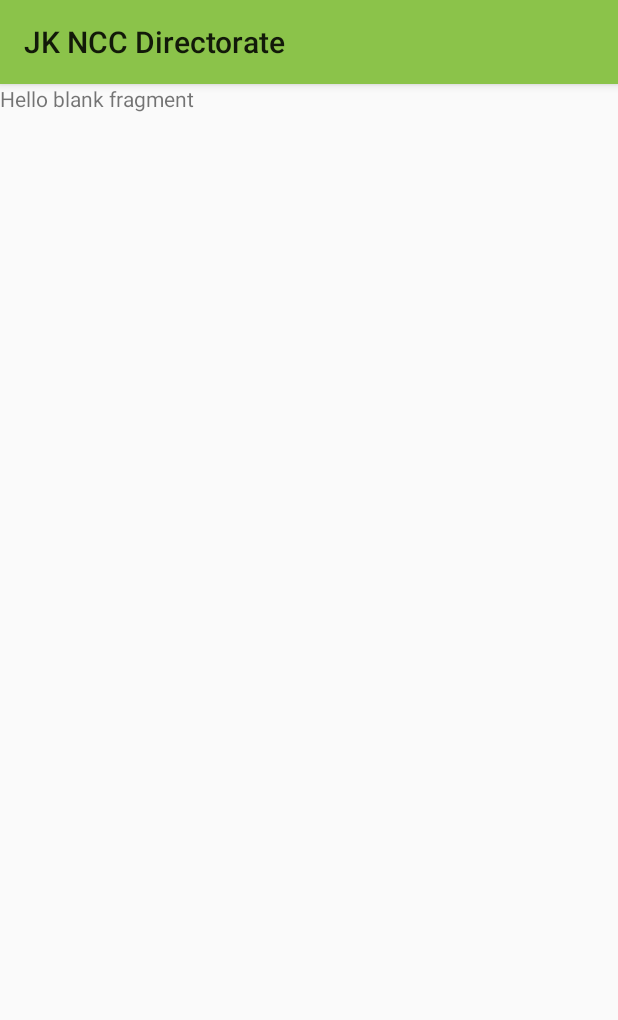
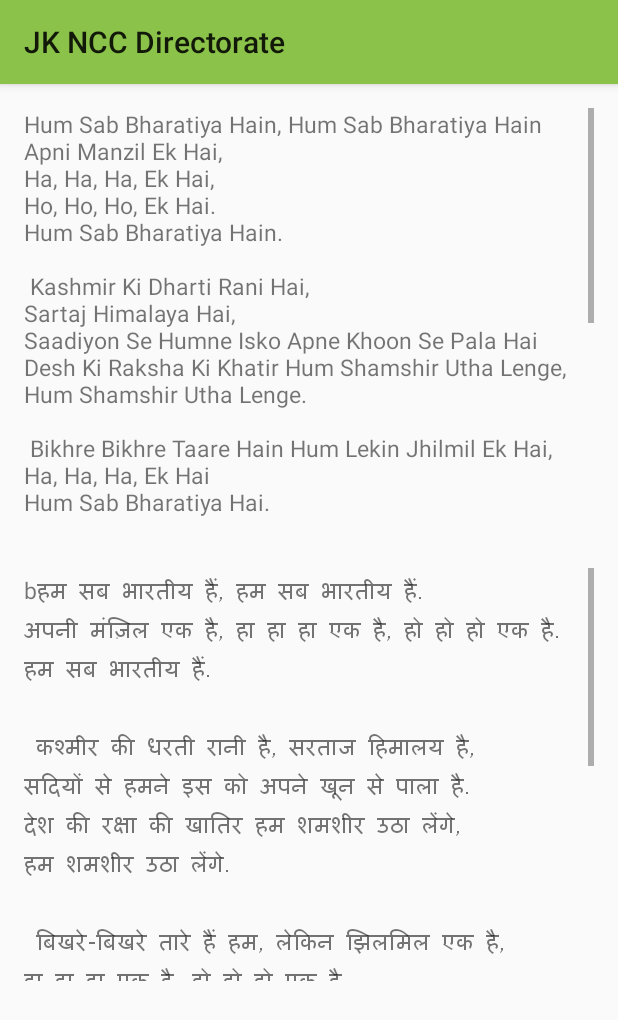
Before and after one commit to Gamingdronzz/JKNCCDirectorate, an Android app: the fragment SongFragment shown on its own in the app's theme, on a phone screen of 412 x 824 dp. Shown: the top 1020 px of the screen. Run offline under Robolectric (Android 15) with nearby library versions, the phone set to English and light mode, and no system bars; 2 statements that could not run were skipped.

Commit message:
Aim and Song added

```diff
--- a/app/src/main/java/com/jknccdirectorate/Fragment/SongFragment.java
+++ b/app/src/main/java/com/jknccdirectorate/Fragment/SongFragment.java
@@ -1,11 +1,14 @@
 package com.jknccdirectorate.Fragment;
 
 
+import android.graphics.Typeface;
 import android.os.Bundle;
 import android.support.v4.app.Fragment;
+import android.text.method.ScrollingMovementMethod;
 import android.view.LayoutInflater;
 import android.view.View;
 import android.view.ViewGroup;
+import android.widget.TextView;
 
 import com.jknccdirectorate.Activity.MainActivity;
 import com.jknccdirectorate.R;
@@ -24,9 +27,16 @@
     @Override
     public View onCreateView(LayoutInflater inflater, ViewGroup container,
                              Bundle savedInstanceState) {
-        // Inflate the layout for this fragment
-        return inflater.inflate(R.layout.fragment_song, container, false);
+        View view = inflater.inflate(R.layout.fragment_song, container, false);
+        TextView hindi = (TextView) view.findViewById(R.id.hindiSong);
+        TextView english = (TextView) view.findViewById(R.id.englishSong);
+        Typeface fontHindi = Typeface.createFromAsset(getContext().getAssets(), "MANGAL.TTF");
+        hindi.setTypeface(fontHindi);
+        hindi.setMovementMethod(new ScrollingMovementMethod());
+        english.setMovementMethod(new ScrollingMovementMethod());
+        return view;
     }
+
     public void onResume() {
         super.onResume();
         ((MainActivity) getActivity()).setActionBarTitle(getResources().getString(R.string.song));
--- a/app/src/main/res/layout/fragment_aim.xml
+++ b/app/src/main/res/layout/fragment_aim.xml
@@ -8,6 +8,10 @@
     <TextView
         android:layout_width="match_parent"
         android:layout_height="match_parent"
-        android:text="@string/hello_blank_fragment" />
+        android:fontFamily="serif"
+        android:textSize="@dimen/text_20"
+        android:layout_marginTop="@dimen/activity_vertical_margin"
+        android:padding="@dimen/activity_vertical_margin"
+        android:text="@string/aim_content" />
 
 </FrameLayout>
--- a/app/src/main/res/layout/fragment_song.xml
+++ b/app/src/main/res/layout/fragment_song.xml
@@ -1,13 +1,47 @@
-<FrameLayout xmlns:android="http://schemas.android.com/apk/res/android"
+<LinearLayout xmlns:android="http://schemas.android.com/apk/res/android"
     xmlns:tools="http://schemas.android.com/tools"
     android:layout_width="match_parent"
     android:layout_height="match_parent"
+    android:orientation="vertical"
+    android:weightSum="10"
     tools:context="com.jknccdirectorate.Fragment.SongFragment">
 
     <!-- TODO: Update blank fragment layout -->
+    <!--<TextView
+        android:layout_width="match_parent"
+        android:layout_height="0dp"
+        android:layout_weight="1"
+        android:paddingTop="@dimen/activity_vertical_margin"
+        android:text="ENGLISH SONG"
+        android:textAlignment="center" />
+-->
     <TextView
+        android:id="@+id/englishSong"
         android:layout_width="match_parent"
-        android:layout_height="match_parent"
-        android:text="@string/hello_blank_fragment" />
+        android:layout_height="0dp"
+        android:layout_weight="4"
+        android:padding="@dimen/activity_vertical_margin"
+        android:scrollbars="vertical"
+        android:text="@string/song_content_english"
+        android:textSize="@dimen/text_15" />
 
-</FrameLayout>
+    <!-- <TextView
+         android:layout_width="match_parent"
+         android:layout_height="0dp"
+         android:layout_weight="1"
+         android:paddingTop="@dimen/activity_vertical_margin"
+         android:text="HINDI SONG"
+         android:textAlignment="center" />
+ -->
+    <TextView
+        android:id="@+id/hindiSong"
+        android:layout_width="match_parent"
+        android:layout_height="0dp"
+        android:layout_weight="4"
+        android:padding="@dimen/activity_vertical_margin"
+        android:scrollbars="vertical"
+        android:text="@string/song_content_hindi"
+        android:textSize="@dimen/text_15" />
+
+
+</LinearLayout>
--- a/app/src/main/res/values/strings.xml
+++ b/app/src/main/res/values/strings.xml
@@ -52,4 +52,24 @@
     <string name="username">Username</string>
     <string name="password">Password</string>
     <string name="machine">Machine Number</string>
+
+    <string name="aim_content">To develop qualities of character, courage, comradeship, discipline, leadership, secular outlook,spirit of adventure and sportsmanship and the ideals of selfless service among the youth to make them useful citizens.
+To create a human resource of organised, trained and activated youth, to provide leadership in all walks of life including the Armed Forces and always available for the service of the nation.
+To create suitable environment to motivate the youth to take up a career in the armed forces.</string>
+
+    <string name="song_content_english">Hum Sab Bharatiya Hain, Hum Sab Bharatiya Hain\nApni Manzil Ek Hai,\nHa, Ha, Ha, Ek Hai,\nHo, Ho, Ho, Ek Hai.\nHum Sab Bharatiya Hain.\n\n
+        Kashmir Ki Dharti Rani Hai,\nSartaj Himalaya Hai,\nSaadiyon Se Humne Isko Apne Khoon Se Pala Hai\nDesh Ki Raksha Ki Khatir Hum Shamshir Utha Lenge,\nHum Shamshir Utha Lenge.\n\n
+        Bikhre Bikhre Taare Hain Hum Lekin Jhilmil Ek Hai,\nHa, Ha, Ha, Ek Hai\nHum Sab Bharatiya Hai.\n\n
+        Mandir Gurudwaare Bhi Hain Yahan\nAur Masjid Bhi Hai Yahan\nGirija Ka Hai Ghariyaal Kahin\nMullah ki Kahin Hai Ajaan\n\n
+        Ek Hee Apna Ram Hain, Ek hi Allah Taala Hai,\nEk Hee Allah Taala Hain, Raang Birange Deepak Hain Hum,\nlekin Jagmag Ek Hai,\n\n
+        Ha Ha Ha Ek Hai, Ho Ho Ho Ek Hai.\nHum Sab Bharatiya Hain, Hum Sab Bharatiya Hain.\n
+</string>
+
+    <string name="song_content_hindi">\bहम सब भारतीय हैं, हम सब भारतीय हैं.\nअपनी मंज़िल एक है, हा हा हा एक है, हो हो हो एक है.\nहम सब भारतीय हैं.\n\n
+        कश्मीर की धरती रानी है, सरताज हिमालय है,\nसदियों से हमने इस को अपने खून से पाला है.\nदेश की रक्षा की खातिर हम शमशीर उठा लेंगे,\nहम शमशीर उठा लेंगे.\n\n
+        बिखरे-बिखरे तारे हैं हम, लेकिन झिलमिल एक है,\nहा हा हा एक है, हो हो हो एक है,\nहम सब भारतीय है.\n\n
+        मंदिर, गुरूद्वारे भी हैं यहाँ, और मस्जिद भी है यहाँ,\nिरिजा का है घड़ियाल कहीं मुल्ला की कहीं है अजां\n\n
+        एक ही अपना राम हैं, एक ही अल्लाह ताला है,\nएक ही अल्लाह ताला हैं.\nरंग बिरंगे दीपक हैं हम, लेकिन जगमग एक है,\n\n
+        हा हा हा एक है, हो हो हो एक है.\nहम सब भारतीय हैं, हम सब भारतीय हैं</string>
+
 </resources>
```
Also changed, not shown: app/src/main/assets/MANGAL.TTF (added).
